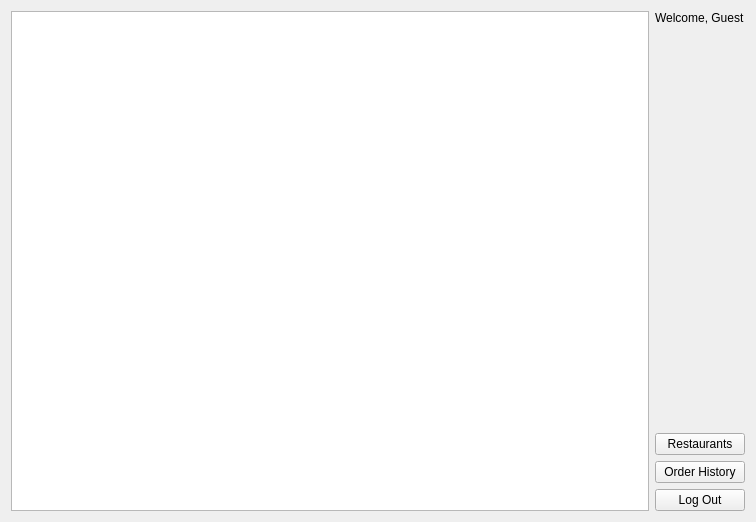
This is mainmenuwidget.ui in jwannamaker/CS1D_FastFoodProject as Qt 5 draws it before an edit. The edited form follows.
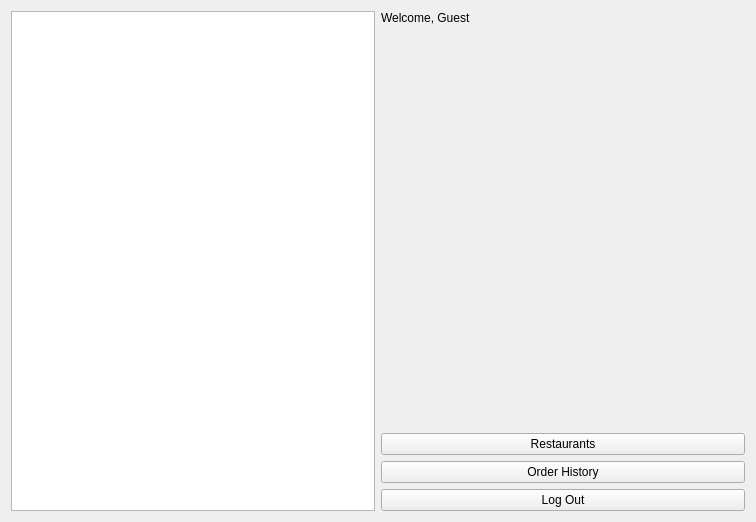
This is the edited form.

Patch:
```diff
--- a/mainmenuwidget.ui
+++ b/mainmenuwidget.ui
@@ -15,7 +15,20 @@
   </property>
   <layout class="QGridLayout" name="gridLayout">
    <item row="0" column="0">
-    <widget class="QGraphicsView" name="graphicsView"/>
+    <widget class="QGraphicsView" name="graphicsView">
+     <property name="sizePolicy">
+      <sizepolicy hsizetype="Maximum" vsizetype="Maximum">
+       <horstretch>0</horstretch>
+       <verstretch>0</verstretch>
+      </sizepolicy>
+     </property>
+     <property name="maximumSize">
+      <size>
+       <width>10777186</width>
+       <height>10777215</height>
+      </size>
+     </property>
+    </widget>
    </item>
    <item row="0" column="1">
     <layout class="QVBoxLayout" name="verticalLayout">
```
